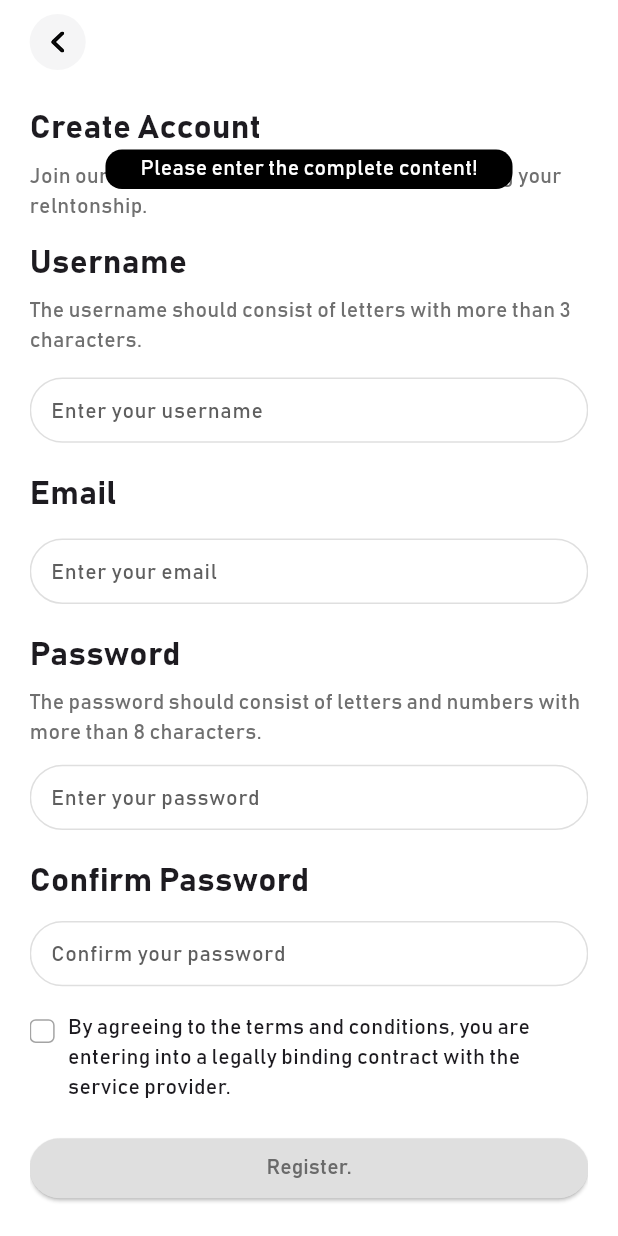
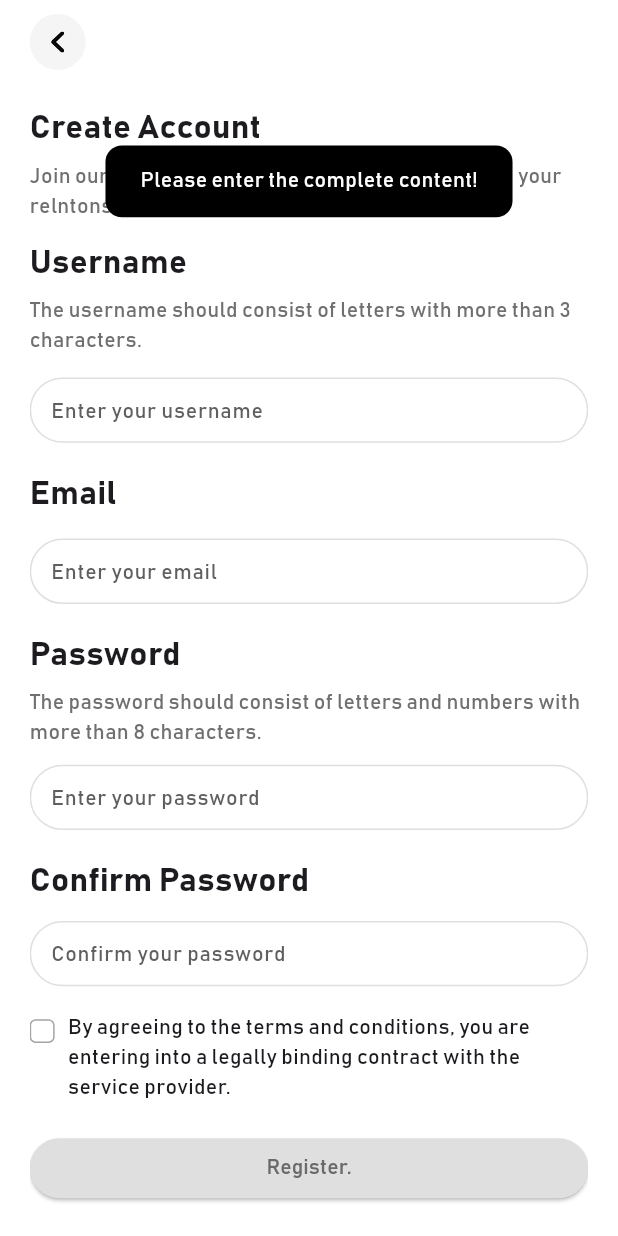
Before and after one commit to taxze6/flutter-chat-craft, a Flutter app: the RegisterPage screen opened by its route, after a tap on "Register.", on a phone screen of 412 x 824 dp. Run offline on Flutter 3.47's test engine with Material 3 defaults, Android fonts, the phone set to English and light mode, and no system bars; our stand-ins replace bot_toast, dio, flutter_screenutil, flutter_spinkit, flutter_svg, get and 5 more; missing offline and left inert: encrypt; accounts and stored records are empty.

Commit message:
Toast Adaptation optimization 🧐

```diff
--- a/lib/pages/login/login_logic.dart
+++ b/lib/pages/login/login_logic.dart
@@ -105,5 +105,7 @@ class LoginLogic extends GetxController {
 
   void register() => AppNavigator.startRegister();
 
-  void toHome() => AppNavigator.startHome();
+  void toHome() {
+    AppNavigator.startHome();
+  }
 }
--- a/lib/pages/login/login_view.dart
+++ b/lib/pages/login/login_view.dart
@@ -113,8 +113,8 @@ class _LoginPageState extends State<LoginPage> {
               Obx(
                 () => loginButton(
                   text: StrRes.loginContinue,
-                  onTap: () => loginLogic.login(),
-                  // onTap: () => loginLogic.toHome(),
+                  // onTap: () => loginLogic.login(),
+                  onTap: () => loginLogic.toHome(),
                   isClick: loginLogic.isClick.value,
                 ),
               ),
--- a/lib/widget/toast_utils.dart
+++ b/lib/widget/toast_utils.dart
@@ -1,16 +1,21 @@
 import 'package:bot_toast/bot_toast.dart';
 import 'package:flutter/material.dart';
 import 'package:flutter_screenutil/flutter_screenutil.dart';
+import 'package:get/get.dart';
 
 class ToastUtils {
   static CancelFunc toastText(String text) {
     return BotToast.showCustomText(
       onlyOne: true,
       toastBuilder: (cancelFunc) {
+        double toastHeight = Get.locale!.languageCode == "en"
+            ? (text.length < 24 ? 36.w : 36.w + 18.w * (text.length / 24 - 1))
+            : (text.length < 16 ? 36.w : 36.w + 28.w * (text.length / 16 - 1));
         return Container(
-          // width: 201.w,
-          height: 24.w,
+          padding: EdgeInsets.symmetric(horizontal: 12.w, vertical: 6.w),
           margin: EdgeInsets.symmetric(horizontal: 64.w),
+          height: toastHeight,
+          constraints: BoxConstraints(maxHeight: 144.w, minHeight: 24.w),
           alignment: Alignment.center,
           decoration: BoxDecoration(
             borderRadius: BorderRadius.all(Radius.circular(10.w)),
```
